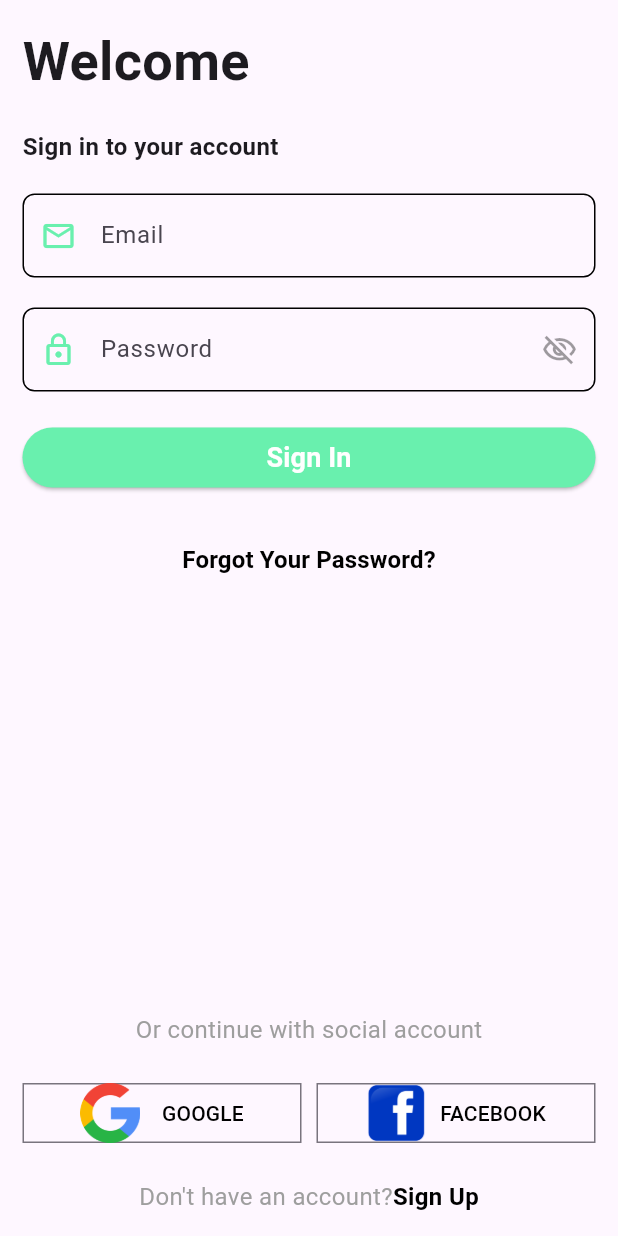
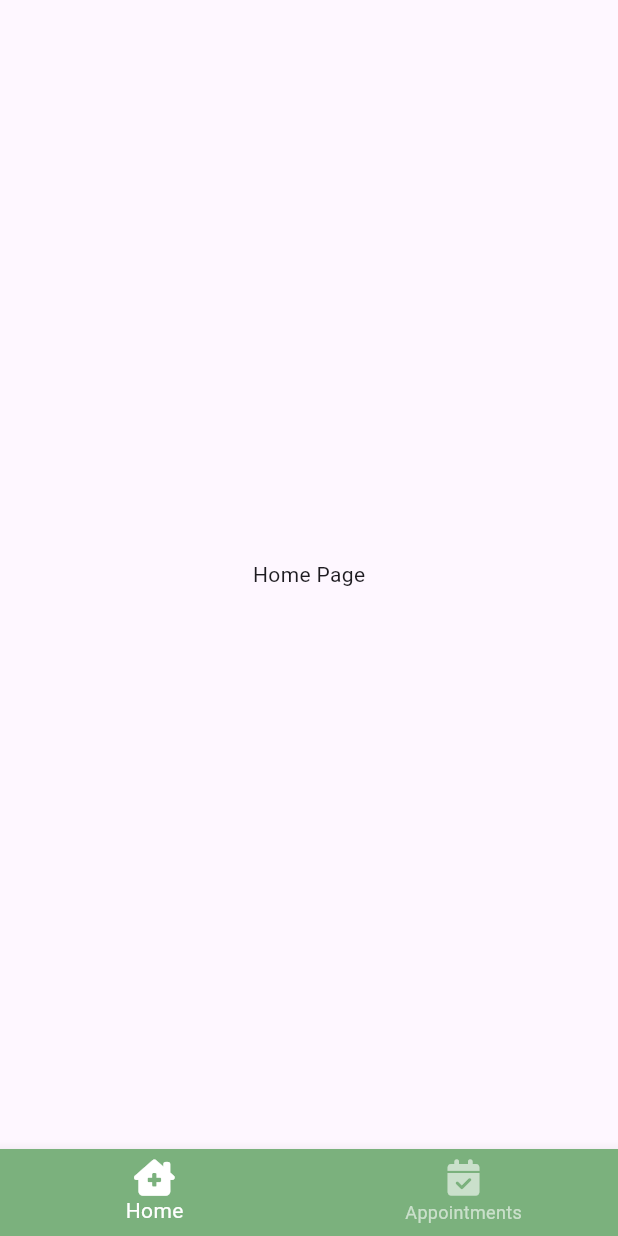
Before and after one commit to jcarvajal2018/citas, a Flutter app: the screen it shows after launch, after a tap on "Sign In", on a phone screen of 412 x 824 dp. Run offline on Flutter 3.47's test engine with Material 3 defaults, Android fonts, the light colour scheme and no system bars; our stand-ins replace font_awesome_flutter.

Commit message:
navegacion 2 paginas

```diff
--- a/lib/components/login_form.dart
+++ b/lib/components/login_form.dart
@@ -67,7 +67,10 @@ class _LoginFormState extends State<LoginForm> {
           Button(
               width: double.infinity,
               title: 'Sign In',
-              onPressed: () {},
+              onPressed: () {
+                //let's try sign in manually
+                Navigator.of(context).pushNamed('main');
+              },
               disable: false)
         ],
       ),
--- a/lib/main_layout.dart
+++ b/lib/main_layout.dart
@@ -1,4 +1,7 @@
 import 'package:flutter/material.dart';
+import 'screens/home_page.dart';
+import 'screens/appointment_page.dart';
+import 'package:font_awesome_flutter/font_awesome_flutter.dart';
 
 class MainLayout extends StatefulWidget {
   const MainLayout({super.key});
@@ -8,8 +11,54 @@ class MainLayout extends StatefulWidget {
 }
 
 class _MainLayoutState extends State<MainLayout> {
+  int currentPage=0;
+  final PageController _page=PageController();
   @override
   Widget build(BuildContext context) {
-    return const Scaffold();
+    return Scaffold(
+      body: PageView(
+        controller: _page,
+        onPageChanged: ((value) {
+          setState(() {
+            //update page index when tab pressed/switch page
+            currentPage = value;
+          });
+        }),
+          children: const <Widget>[
+            HomePage(),
+            AppointmentPage(),
+          ],
+        ),
+        bottomNavigationBar: BottomNavigationBar(
+          currentIndex: currentPage,
+          onTap: (page) {
+            setState((){
+              currentPage=page;
+              _page.animateToPage(
+                page,
+                duration: const Duration(milliseconds:500),
+                curve: Curves.easeInOut,
+              );
+            });
+          },
+          backgroundColor: Color.fromARGB(255, 123, 177, 125), // Aquí estableces el color de fondo a verde
+          selectedItemColor: Colors.white, // Color de los íconos/etiquetas activos
+          unselectedItemColor: Colors.white.withOpacity(0.60), // Color de los íconos/etiquetas inactivos, más transparente
+          items: const <BottomNavigationBarItem>[
+            BottomNavigationBarItem(
+              icon: FaIcon(FontAwesomeIcons.houseChimneyMedical),
+              label: 'Home',
+            ),
+            BottomNavigationBarItem(
+              icon: FaIcon(FontAwesomeIcons.solidCalendarCheck),
+              label: 'Appointments',
+            ),
+          ],
+        ),
+      );
   }
 }
+
+
+// la view page esta terminada
+// y hay 2 paginas main
--- /dev/null
+++ b/lib/screens/home_page.dart
@@ -0,0 +1,17 @@
+import 'package:flutter/material.dart';
+
+class HomePage extends StatefulWidget {
+  const HomePage({super.key});
+
+  @override
+  State<HomePage> createState() => _HomePageState();
+}
+
+class _HomePageState extends State<HomePage> {
+  @override
+  Widget build(BuildContext context) {
+    return const Center(
+      child: Text('Home Page'),
+    );
+  }
+}
--- a/pubspec.yaml
+++ b/pubspec.yaml
@@ -30,7 +30,7 @@ environment:
 dependencies:
   flutter:
     sdk: flutter
-
+  font_awesome_flutter: ^10.7.0
 
   # The following adds the Cupertino Icons font to your application.
   # Use with the CupertinoIcons class for iOS style icons.
```
Also changed, not shown: lib/screens/appointment_page.dart (added, +17 -0 lines), pubspec.lock.
